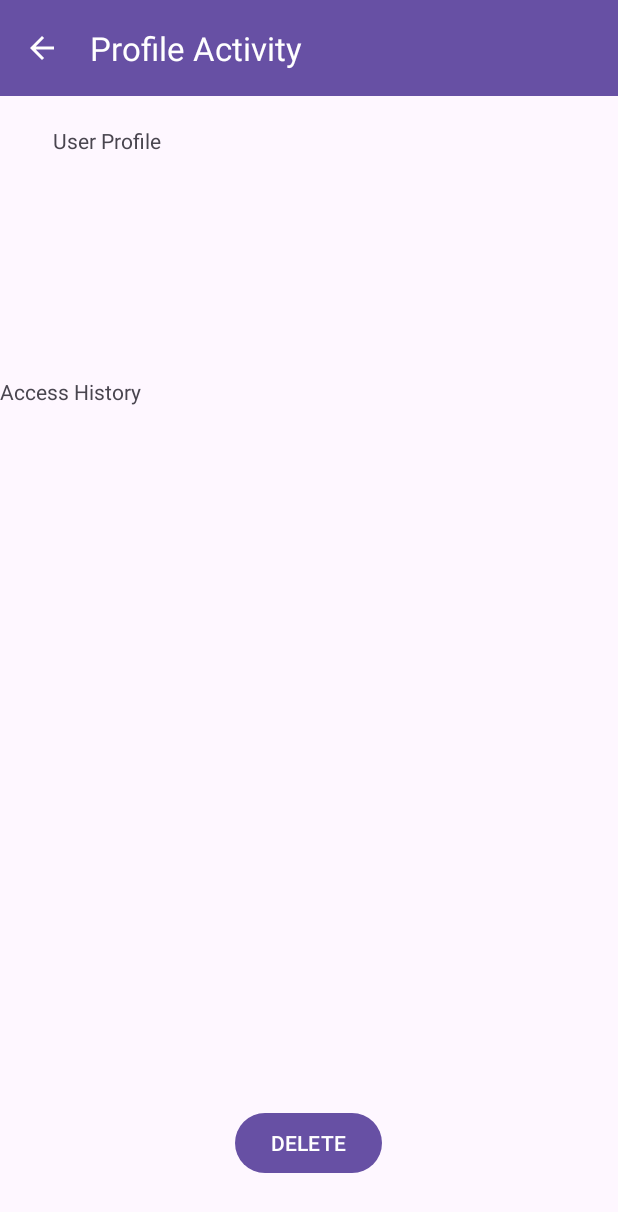
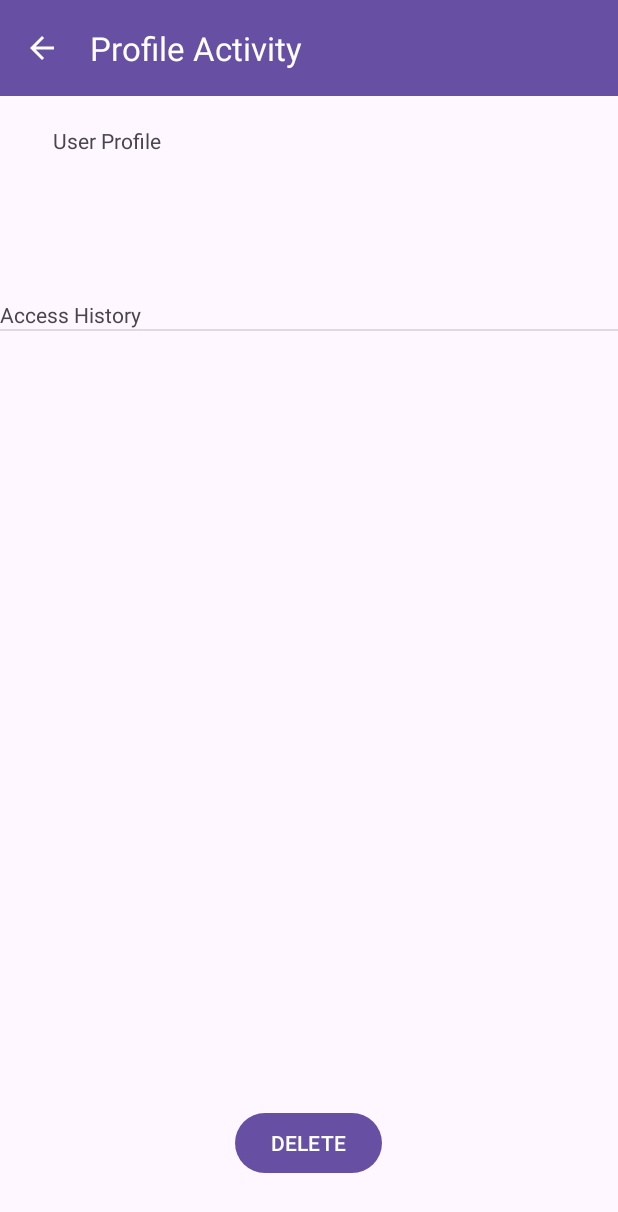
Before and after one commit to EsZone132/student-profiles-application, an Android app: the ProfileActivity screen opened directly, with no data from a screen before it, on a phone screen of 412 x 824 dp. Shown: the top 1212 px of the screen. Run offline under Robolectric (Android 15) with nearby library versions, the phone set to English and light mode, and no system bars.

Commit message:
Added header to the list in profile activity

```diff
--- a/app/src/main/java/com/example/a40212845_ass2/ProfileActivity.java
+++ b/app/src/main/java/com/example/a40212845_ass2/ProfileActivity.java
@@ -30,7 +30,6 @@ public class ProfileActivity extends AppCompatActivity {
     protected TextView id;
     protected TextView gpa;
     protected TextView dateCreated;
-    protected TextView header;
     protected Button deleteButton;
     protected DatabaseHelper dbHelper = new DatabaseHelper(this);
     protected String surname = "";
@@ -49,7 +48,6 @@ public class ProfileActivity extends AppCompatActivity {
         id = findViewById(R.id.id);
         gpa = findViewById(R.id.gpa);
         dateCreated = findViewById(R.id.dateCreated);
-        header = findViewById(R.id.accessHistory);
         deleteButton = findViewById(R.id.deleteButton);
 
         setSupportActionBar(toolbar);
@@ -103,6 +101,8 @@ public class ProfileActivity extends AppCompatActivity {
             accessListText.add(temp);
         }
         Collections.reverse(accessListText);
+        View headerView = getLayoutInflater().inflate(R.layout.list_header, null);
+        accessListView.addHeaderView(headerView);
         ArrayAdapter arrayAdapter = new ArrayAdapter<String>(this, android.R.layout.simple_list_item_1, accessListText);
         accessListView.setAdapter(arrayAdapter);
     }
--- a/app/src/main/res/layout/activity_profile.xml
+++ b/app/src/main/res/layout/activity_profile.xml
@@ -9,25 +9,6 @@
     <include
         android:id="@+id/toolbar"
         layout="@layout/toolbar" />
-
-    <TextView
-        android:id="@+id/accessHistory"
-        android:layout_width="wrap_content"
-        android:layout_height="wrap_content"
-        android:layout_alignParentStart="true"
-        android:layout_alignParentTop="true"
-        android:layout_marginStart="0dp"
-        android:layout_marginTop="251dp"
-        android:text="Access History" />
-
-    <ListView
-        android:id="@+id/accessListView"
-        android:layout_width="match_parent"
-        android:layout_height="334dp"
-        android:layout_alignParentStart="true"
-        android:layout_alignParentBottom="true"
-        android:layout_marginStart="0dp"
-        android:layout_marginBottom="120dp" />
 
     <TextView
         android:id="@+id/userProfile"
@@ -43,46 +24,36 @@
         android:id="@+id/Surname"
         android:layout_width="wrap_content"
         android:layout_height="wrap_content"
-        android:layout_alignParentStart="true"
-        android:layout_alignParentTop="true"
-        android:layout_marginStart="0dp"
-        android:layout_marginTop="116dp" />
+        android:layout_below="@id/userProfile"
+        android:layout_alignParentStart="true" />
 
     <TextView
         android:id="@+id/Name"
         android:layout_width="wrap_content"
         android:layout_height="wrap_content"
-        android:layout_alignParentStart="true"
-        android:layout_alignParentTop="true"
-        android:layout_marginStart="0dp"
-        android:layout_marginTop="135dp" />
+        android:layout_below="@id/Surname"
+        android:layout_alignParentStart="true" />
 
     <TextView
         android:id="@+id/id"
         android:layout_width="wrap_content"
         android:layout_height="wrap_content"
-        android:layout_alignParentStart="true"
-        android:layout_alignParentTop="true"
-        android:layout_marginStart="0dp"
-        android:layout_marginTop="153dp" />
+        android:layout_below="@id/Name"
+        android:layout_alignParentStart="true" />
 
     <TextView
         android:id="@+id/gpa"
         android:layout_width="wrap_content"
         android:layout_height="wrap_content"
-        android:layout_alignParentStart="true"
-        android:layout_alignParentTop="true"
-        android:layout_marginStart="0dp"
-        android:layout_marginTop="172dp" />
+        android:layout_below="@id/id"
+        android:layout_alignParentStart="true" />
 
     <TextView
         android:id="@+id/dateCreated"
         android:layout_width="wrap_content"
         android:layout_height="wrap_content"
-        android:layout_alignParentStart="true"
-        android:layout_alignParentTop="true"
-        android:layout_marginStart="0dp"
-        android:layout_marginTop="191dp" />
+        android:layout_below="@id/gpa"
+        android:layout_alignParentStart="true" />
 
     <Button
         android:id="@+id/deleteButton"
@@ -92,4 +63,11 @@
         android:layout_centerHorizontal="true"
         android:layout_marginBottom="38dp"
         android:text="DELETE" />
+
+    <ListView
+    android:id="@+id/accessListView"
+    android:layout_width="match_parent"
+    android:layout_height="match_parent"
+        android:layout_below="@id/dateCreated"
+        android:layout_marginBottom="120dp" />
 </RelativeLayout>
--- /dev/null
+++ b/app/src/main/res/layout/list_header.xml
@@ -0,0 +1,16 @@
+<?xml version="1.0" encoding="utf-8"?>
+<RelativeLayout xmlns:android="http://schemas.android.com/apk/res/android"
+    xmlns:tools="http://schemas.android.com/tools"
+    android:layout_width="match_parent"
+    android:layout_height="match_parent">
+
+    <TextView
+        android:id="@+id/headerTextView"
+        android:layout_width="wrap_content"
+        android:layout_height="wrap_content"
+        android:layout_alignParentStart="true"
+        android:layout_alignParentTop="true"
+        android:layout_marginStart="0dp"
+        android:layout_marginTop="0dp"
+        android:text="Access History" />
+</RelativeLayout>
```
